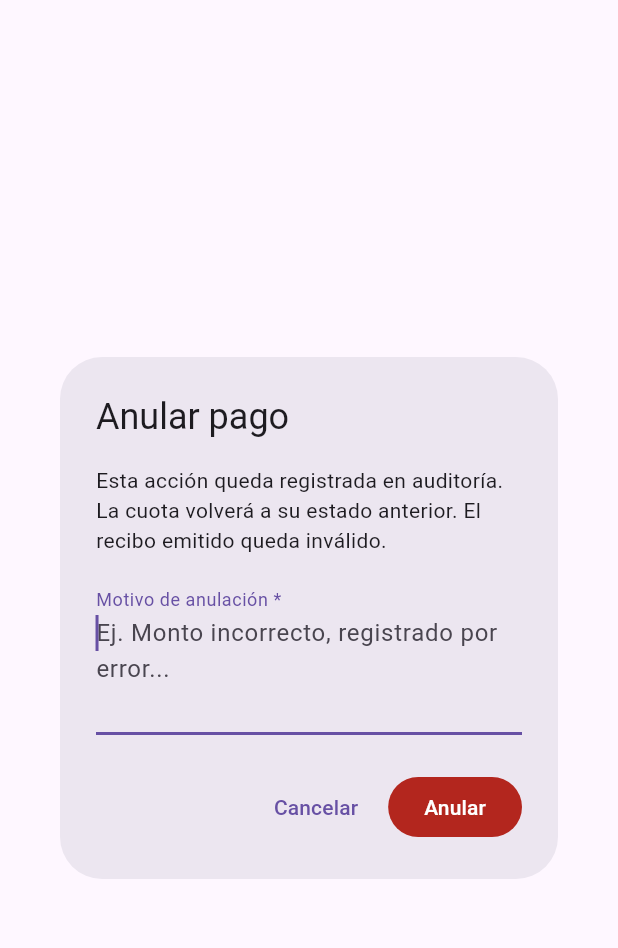
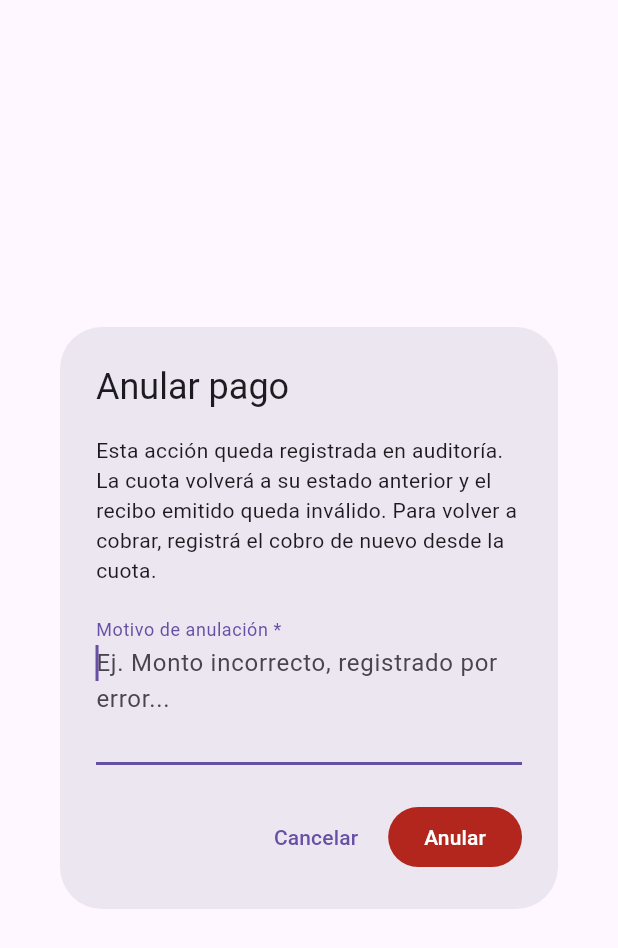
Before and after one commit to rubenmaltez/Template-TT, a Flutter app: the _AnularDialog widget shown alone on an empty page, opened directly, on a phone screen of 412 x 824 dp. Shown: the top 948 px of the screen. Run offline on Flutter 3.47's test engine with Material 3 defaults, Android fonts, the phone set to English and light mode, and no system bars; our stand-ins replace file_picker, flutter_map, flutter_riverpod, geolocator, go_router, image_picker and 7 more; missing offline and left inert: esc_pos_utils_plus, powersync, print_bluetooth_thermal; accounts and stored records are empty.

Commit message:
#5: prompt de anular guía al recobro manual
El dialog de anular ahora aclara que para volver a cobrar hay que
registrar el cobro de nuevo desde la cuota (acorde a anular = void).

https://claude.ai/code/session_01BdfiWieD5XUVR51r1TLtfv

```diff
--- a/lib/features/admin/pagos/pagos_admin_screen.dart
+++ b/lib/features/admin/pagos/pagos_admin_screen.dart
@@ -497,7 +497,8 @@ class _AnularDialogState extends State<_AnularDialog> {
         children: [
           const Text(
               'Esta acción queda registrada en auditoría. La cuota volverá '
-              'a su estado anterior. El recibo emitido queda inválido.'),
+              'a su estado anterior y el recibo emitido queda inválido. '
+              'Para volver a cobrar, registrá el cobro de nuevo desde la cuota.'),
           const SizedBox(height: 16),
           TextField(
             controller: _ctrl,
--- a/lib/features/contratos/contrato_detail_pagos.dart
+++ b/lib/features/contratos/contrato_detail_pagos.dart
@@ -527,7 +527,8 @@ class _AnularPagoDialogState extends State<_AnularPagoDialog> {
         children: [
           const Text(
               'Esta acción queda registrada en auditoría. La cuota volverá '
-              'a su estado anterior. El recibo emitido queda inválido.'),
+              'a su estado anterior y el recibo emitido queda inválido. '
+              'Para volver a cobrar, registrá el cobro de nuevo desde la cuota.'),
           const SizedBox(height: 16),
           TextField(
             controller: _ctrl,
```
